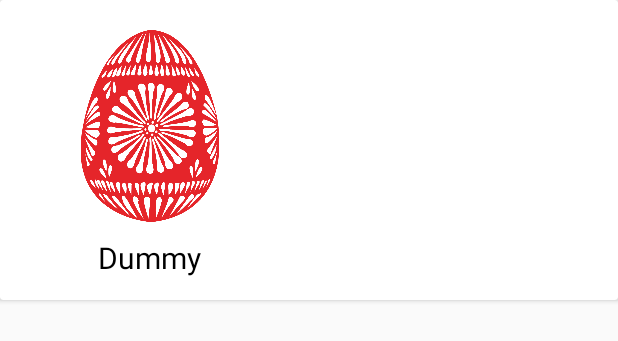
After one commit to Miv-Sher/HatcheryApp, an Android app: the layout store_egg_item.xml on its own in the app's theme, with its tools: preview values and no code run, on a phone screen of 412 x 824 dp. The commit adds this screen. Shown: the top 341 px of the screen. Run offline under Robolectric (Android 15) with nearby library versions, the phone set to English and light mode, and no system bars.

Commit message:
очень стартовый основной фрагмент готов

```diff
--- a/app/src/main/java/com/miv_sher/hatcheryapp/ui/StatisticsFragment.java
+++ b/app/src/main/java/com/miv_sher/hatcheryapp/ui/StatisticsFragment.java
@@ -37,8 +37,6 @@ public class StatisticsFragment extends Fragment {
     @Override
     public void onStart() {
         super.onStart();
-       // Intent intent = new Intent(Settings.ACTION_USAGE_ACCESS_SETTINGS);
-       // startActivity(intent);
         loadAppList();
     }
 
@@ -46,7 +44,7 @@ public class StatisticsFragment extends Fragment {
         checkAndAskPermission(getActivity());
         Date date = new Date();
         String res = UsageStatsUtils.getUsageStatsString(date.getTime() - 10 * 1000 * 60);
-        statsTextView.setText(res);
+        //statsTextView.setText(res);
     }
 
     @Override
--- a/app/src/main/java/com/miv_sher/hatcheryapp/viewmodel/HatchibatorViewModel.java
+++ b/app/src/main/java/com/miv_sher/hatcheryapp/viewmodel/HatchibatorViewModel.java
@@ -24,6 +24,7 @@ public class HatchibatorViewModel extends AndroidViewModel {
     public HatchibatorViewModel(@NonNull Application application) {
         super(application);
         mRepository = AppRepository.getInstance();
+        loadData();
     }
 
     public void loadData() {
--- a/app/src/main/res/drawable/hatching_animation.xml
+++ b/app/src/main/res/drawable/hatching_animation.xml
@@ -1,6 +1,5 @@
 <animation-list   android:id="@+id/handimation" android:oneshot="false"
     xmlns:android="http://schemas.android.com/apk/res/android">
-    <item android:drawable="@drawable/hatching_anim_4" android:duration="150" />
     <item android:drawable="@drawable/hatching_anim_1" android:duration="150" />
     <item android:drawable="@drawable/hatching_anim_2" android:duration="150" />
     <item android:drawable="@drawable/hatching_anim_3" android:duration="150" />
--- /dev/null
+++ b/app/src/main/res/layout/store_egg_item.xml
@@ -0,0 +1,35 @@
+<?xml version="1.0" encoding="utf-8"?>
+<androidx.cardview.widget.CardView xmlns:android="http://schemas.android.com/apk/res/android"
+    android:layout_width="match_parent"
+    android:layout_height="wrap_content"
+    xmlns:tools="http://schemas.android.com/tools">
+    <RelativeLayout
+        android:layout_width="200dp"
+        android:layout_height="200dp">
+
+        <ImageView
+            android:id="@+id/profilePicture"
+            android:layout_width="128dp"
+            android:layout_height="128dp"
+            android:layout_centerHorizontal="true"
+            android:layout_marginLeft="16dp"
+            android:layout_marginTop="20dp"
+            android:layout_marginBottom="10dp"
+            tools:src="@drawable/egg"
+            />
+
+        <TextView
+            android:id="@+id/c_item_1"
+            android:layout_width="wrap_content"
+            android:layout_height="wrap_content"
+            android:layout_below="@id/profilePicture"
+            android:layout_centerHorizontal="true"
+            android:text="Dummy"
+
+            android:textColor="@color/black"
+            android:textSize="20sp" />
+
+
+    </RelativeLayout>
+
+</androidx.cardview.widget.CardView>
--- a/app/src/main/res/values/colors.xml
+++ b/app/src/main/res/values/colors.xml
@@ -28,4 +28,10 @@
     <color name="rarity_legendary">#e69d29</color>
     <color name="rarity_epic">#9818b8</color>
 
+    <color name="rarity_common_transparent">#73FFFFFF</color>
+    <color name="rarity_uncommon_transparent">#738bc34a</color>
+    <color name="rarity_rare_transparent">#731381b0</color>
+    <color name="rarity_legendary_transparent">#73e69d29</color>
+    <color name="rarity_epic_transparent">#739818b8</color>
+
 </resources>
--- a/app/src/main/res/values/strings.xml
+++ b/app/src/main/res/values/strings.xml
@@ -12,6 +12,8 @@
     <string name="go_to_settings">Settings</string>
     <string name="abort_egg">Abort</string>
     <string name="start_egg">Start</string>
+    <string name="start_new_egg">Ksss-kss!</string>
+    <string name="give_up_egg">Give up</string>
     <string name="set_up_hatchibator">Set up hatchibator</string>
     <string name="choose_time_stump">Choose time interval:</string>
     <string name="ooops">Oooops!</string>
```
Also changed, not shown: app/src/main/java/com/miv_sher/hatcheryapp/ui/HatchibatorFragment.java (+35 -12 lines), app/src/main/java/com/miv_sher/hatcheryapp/utils/Utils.java (+8 -9 lines), app/src/main/res/layout/fragment_collections.xml (+8 -0 lines), app/src/main/res/layout/fragment_hatchibator.xml (+15 -0 lines), 1 other file.
